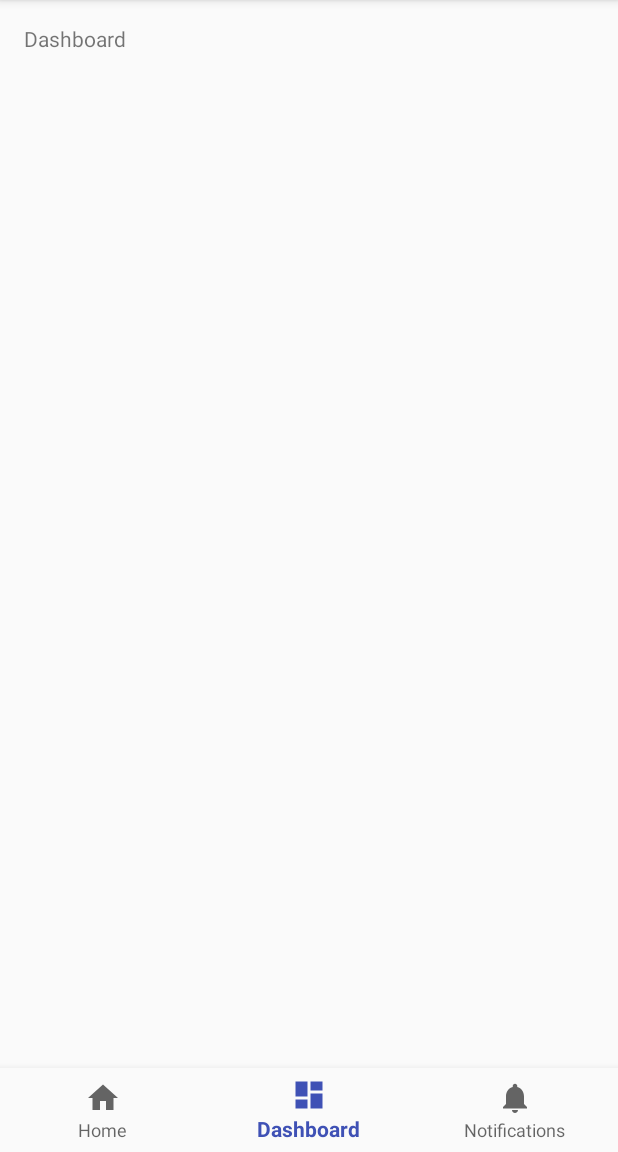
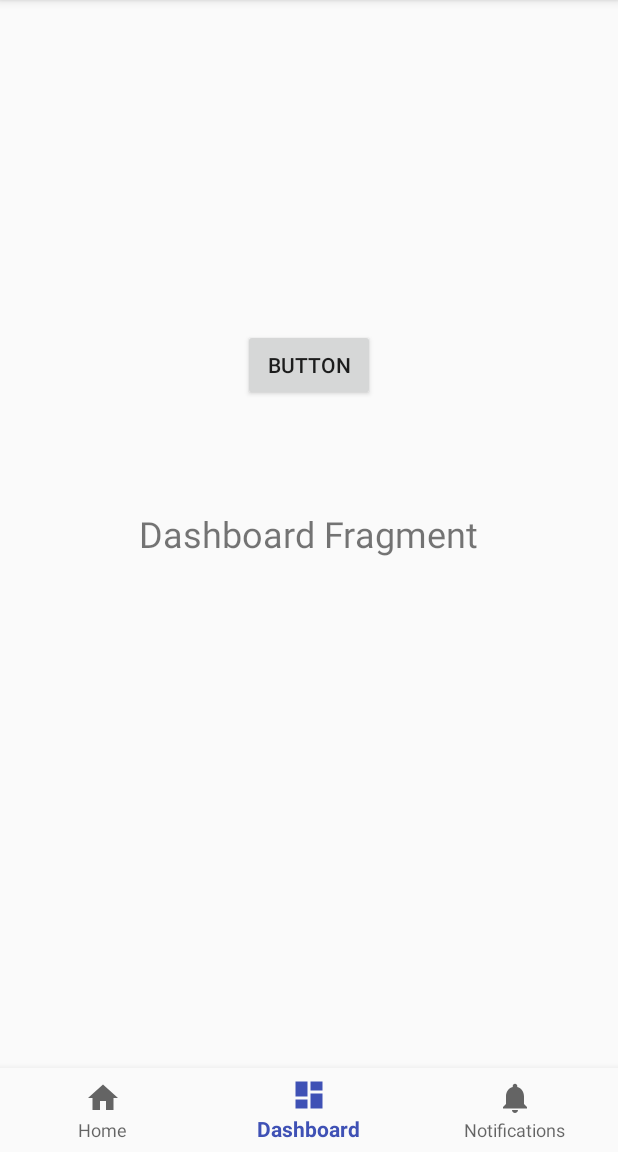
Before and after one commit to jose3917/HeyListen, an Android app: the screen it shows after launch (MainActivity), item 2 of the bottom bar chosen, on a phone screen of 412 x 824 dp, the part 84-1236 px from its top. Run offline under Robolectric (Android 15) with nearby library versions, the phone set to English and light mode, and no system bars.

Commit message:
Added Fragment files, .java and .xml
Just makes it so that the screens seen when using the navigation bar on the bottom will add and remove fragments. Nothing doable in each fragment yet

```diff
--- a/app/build.gradle
+++ b/app/build.gradle
@@ -26,5 +26,6 @@ dependencies {
     })
     compile 'com.android.support:appcompat-v7:26.+'
     compile 'com.android.support:design:26.+'
+    compile 'com.android.support:support-v4:26.+'
     testCompile 'junit:junit:4.12'
 }
--- /dev/null
+++ b/app/src/main/java/com/example/josedeita/heylisten/DashboardFragment.java
@@ -0,0 +1,29 @@
+package com.example.josedeita.heylisten;
+
+
+import android.os.Bundle;
+import android.support.v4.app.Fragment;
+import android.view.LayoutInflater;
+import android.view.View;
+import android.view.ViewGroup;
+
+
+/**
+ * A simple {@link Fragment} subclass.
+ */
+public class DashboardFragment extends Fragment {
+
+
+  public DashboardFragment() {
+    // Required empty public constructor
+  }
+
+
+  @Override
+  public View onCreateView(LayoutInflater inflater, ViewGroup container,
+                           Bundle savedInstanceState) {
+    // Inflate the layout for this fragment
+    return inflater.inflate(R.layout.fragment_dashboard, container, false);
+  }
+
+}
--- /dev/null
+++ b/app/src/main/java/com/example/josedeita/heylisten/HomeFragment.java
@@ -0,0 +1,29 @@
+package com.example.josedeita.heylisten;
+
+
+import android.os.Bundle;
+import android.support.v4.app.Fragment;
+import android.view.LayoutInflater;
+import android.view.View;
+import android.view.ViewGroup;
+
+
+/**
+ * A simple {@link Fragment} subclass.
+ */
+public class HomeFragment extends Fragment {
+
+
+  public HomeFragment() {
+    // Required empty public constructor
+  }
+
+
+  @Override
+  public View onCreateView(LayoutInflater inflater, ViewGroup container,
+                           Bundle savedInstanceState) {
+    // Inflate the layout for this fragment
+    return inflater.inflate(R.layout.fragment_home, container, false);
+  }
+
+}
--- a/app/src/main/java/com/example/josedeita/heylisten/MainActivity.java
+++ b/app/src/main/java/com/example/josedeita/heylisten/MainActivity.java
@@ -3,28 +3,46 @@ package com.example.josedeita.heylisten;
 import android.os.Bundle;
 import android.support.annotation.NonNull;
 import android.support.design.widget.BottomNavigationView;
+import android.support.v4.app.Fragment;
 import android.support.v7.app.AppCompatActivity;
 import android.view.MenuItem;
 import android.widget.TextView;
 
 public class MainActivity extends AppCompatActivity {
 
-    private TextView mTextMessage;
+    //private TextView mTextMessage;
+    public static final String HOME_TAG = "home";
+    public static final String DASHBOARD_TAG = "dashboard";
+    public static final String NOTIFICATIONS_TAG = "notifications";
 
     private BottomNavigationView.OnNavigationItemSelectedListener mOnNavigationItemSelectedListener
             = new BottomNavigationView.OnNavigationItemSelectedListener() {
 
         @Override
         public boolean onNavigationItemSelected(@NonNull MenuItem item) {
+            Fragment fragment = getSupportFragmentManager()
+                .findFragmentById(R.id.fragment_container);
             switch (item.getItemId()) {
                 case R.id.navigation_home:
-                    mTextMessage.setText(R.string.title_home);
+                    //mTextMessage.setText(R.string.title_home);
+                    if(fragment!=null && fragment.getTag()!= HOME_TAG){
+                      removeFragment(fragment);
+                      addHomeFragment();
+                    }
                     return true;
                 case R.id.navigation_dashboard:
-                    mTextMessage.setText(R.string.title_dashboard);
+                    //mTextMessage.setText(R.string.title_dashboard);
+                    if(fragment!=null && fragment.getTag()!=DASHBOARD_TAG){
+                      removeFragment(fragment);
+                      addDashboardFragment();
+                    }
                     return true;
                 case R.id.navigation_notifications:
-                    mTextMessage.setText(R.string.title_notifications);
+                    //mTextMessage.setText(R.string.title_notifications);
+                    if(fragment!=null && fragment.getTag()!=NOTIFICATIONS_TAG){
+                      removeFragment(fragment);
+                      addNotificationsFragment();
+                    }
                     return true;
             }
             return false;
@@ -37,9 +55,45 @@ public class MainActivity extends AppCompatActivity {
         super.onCreate(savedInstanceState);
         setContentView(R.layout.activity_main);
 
-        mTextMessage = (TextView) findViewById(R.id.message);
+        //mTextMessage = (TextView) findViewById(R.id.message);
         BottomNavigationView navigation = (BottomNavigationView) findViewById(R.id.navigation);
         navigation.setOnNavigationItemSelectedListener(mOnNavigationItemSelectedListener);
+
+        addHomeFragment();
+
+    }
+
+    public void addHomeFragment(){
+      HomeFragment fragment = new HomeFragment();
+      getSupportFragmentManager()
+          .beginTransaction()
+          .add(R.id.fragment_container, fragment, HOME_TAG)
+          .commit();
+    }
+
+    public void addDashboardFragment(){
+      DashboardFragment fragment = new DashboardFragment();
+      getSupportFragmentManager()
+          .beginTransaction()
+          .add(R.id.fragment_container, fragment, DASHBOARD_TAG)
+          .commit();
+    }
+
+    public void addNotificationsFragment(){
+      NotificationsFragment fragment = new NotificationsFragment();
+      getSupportFragmentManager()
+          .beginTransaction()
+          .add(R.id.fragment_container, fragment, NOTIFICATIONS_TAG)
+          .commit();
+    }
+
+    public void removeFragment(Fragment fragment){
+      if(fragment!=null){
+        getSupportFragmentManager()
+            .beginTransaction()
+            .remove(fragment)
+            .commit();
+      }
     }
 
 }
--- a/app/src/main/res/layout/activity_main.xml
+++ b/app/src/main/res/layout/activity_main.xml
@@ -9,22 +9,13 @@
     tools:context="com.example.josedeita.heylisten.MainActivity">
 
     <FrameLayout
-        android:id="@+id/content"
+        android:id="@+id/fragment_container"
         android:layout_width="match_parent"
         android:layout_height="0dp"
         android:layout_weight="1">
 
-        <TextView
-            android:id="@+id/message"
-            android:layout_width="match_parent"
-            android:layout_height="wrap_content"
-            android:layout_marginBottom="@dimen/activity_vertical_margin"
-            android:layout_marginLeft="@dimen/activity_horizontal_margin"
-            android:layout_marginRight="@dimen/activity_horizontal_margin"
-            android:layout_marginTop="@dimen/activity_vertical_margin"
-            android:text="@string/title_home" />
+    </FrameLayout>
 
-    </FrameLayout>
 
     <android.support.design.widget.BottomNavigationView
         android:id="@+id/navigation"
--- /dev/null
+++ b/app/src/main/res/layout/fragment_dashboard.xml
@@ -0,0 +1,26 @@
+<RelativeLayout xmlns:android="http://schemas.android.com/apk/res/android"
+             xmlns:tools="http://schemas.android.com/tools"
+             android:layout_width="match_parent"
+             android:layout_height="match_parent"
+             android:padding="10dp"
+             tools:context="com.example.josedeita.heylisten.DashboardFragment">
+
+    <!-- TODO: Update blank fragment layout -->
+    <TextView
+        android:layout_width="wrap_content"
+        android:layout_height="wrap_content"
+        android:layout_centerInParent="true"
+        android:text="Dashboard Fragment"
+        android:textSize="24dp"
+        android:id="@+id/textView2"/>
+
+    <Button
+        android:id="@+id/button"
+        android:layout_width="wrap_content"
+        android:layout_height="wrap_content"
+        android:layout_above="@+id/textView2"
+        android:layout_centerHorizontal="true"
+        android:layout_marginBottom="72dp"
+        android:text="Button"/>
+
+</RelativeLayout>
--- a/app/src/main/res/values/strings.xml
+++ b/app/src/main/res/values/strings.xml
@@ -3,4 +3,7 @@
     <string name="title_home">Home</string>
     <string name="title_dashboard">Dashboard</string>
     <string name="title_notifications">Notifications</string>
+
+    <!-- TODO: Remove or change this placeholder text -->
+    <string name="hello_blank_fragment">Hello blank fragment</string>
 </resources>
```
Also changed, not shown: app/src/main/java/com/example/josedeita/heylisten/NotificationsFragment.java (added, +29 -0 lines), app/src/main/res/layout/fragment_home.xml (added, +26 -0 lines), app/src/main/res/layout/fragment_notifications.xml (added, +26 -0 lines).
